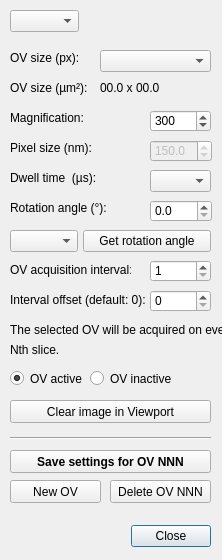
Qt form gui/overview_settings_dlg.ui (ganctom/SBEMimage) before a commit.
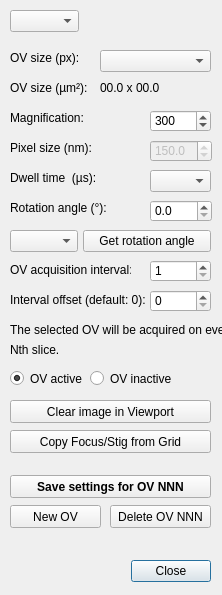
The same form after that commit.

Commit message:
feat(ov): sync focus and stigmation from tile grids to overviews
Prevents overview image defocus across serial cuts by propagating working
distance and stigmation from active tile grids to their matching overviews.
This keeps overview images sharp for reliable debris detection and prevents
electron optics instabilities and settling artifacts caused by large lens
current jumps between grids and unsynchronized overviews.

Patch:
```diff
--- a/gui/overview_settings_dlg.ui
+++ b/gui/overview_settings_dlg.ui
@@ -10,7 +10,7 @@
     <x>0</x>
     <y>0</y>
     <width>222</width>
-    <height>560</height>
+    <height>595</height>
    </rect>
   </property>
   <property name="windowTitle">
@@ -20,7 +20,7 @@
    <property name="geometry">
     <rect>
      <x>30</x>
-     <y>520</y>
+     <y>555</y>
      <width>181</width>
      <height>32</height>
     </rect>
@@ -294,7 +294,7 @@
    <property name="geometry">
     <rect>
      <x>10</x>
-     <y>480</y>
+     <y>505</y>
      <width>91</width>
      <height>23</height>
     </rect>
@@ -307,7 +307,7 @@
    <property name="geometry">
     <rect>
      <x>10</x>
-     <y>450</y>
+     <y>475</y>
      <width>201</width>
      <height>23</height>
     </rect>
@@ -326,7 +326,7 @@
    <property name="geometry">
     <rect>
      <x>110</x>
-     <y>480</y>
+     <y>505</y>
      <width>101</width>
      <height>23</height>
     </rect>
@@ -453,6 +453,19 @@
     <string>Clear image in Viewport</string>
    </property>
   </widget>
+  <widget class="QPushButton" name="pushButton_copyFocusStigFromGrid">
+   <property name="geometry">
+    <rect>
+     <x>10</x>
+     <y>430</y>
+     <width>201</width>
+     <height>23</height>
+    </rect>
+   </property>
+   <property name="text">
+    <string>Copy Focus/Stig from Grid</string>
+   </property>
+  </widget>
  </widget>
  <tabstops>
   <tabstop>comboBox_OVSelector</tabstop>
```
The commit also changes 20 other files.
